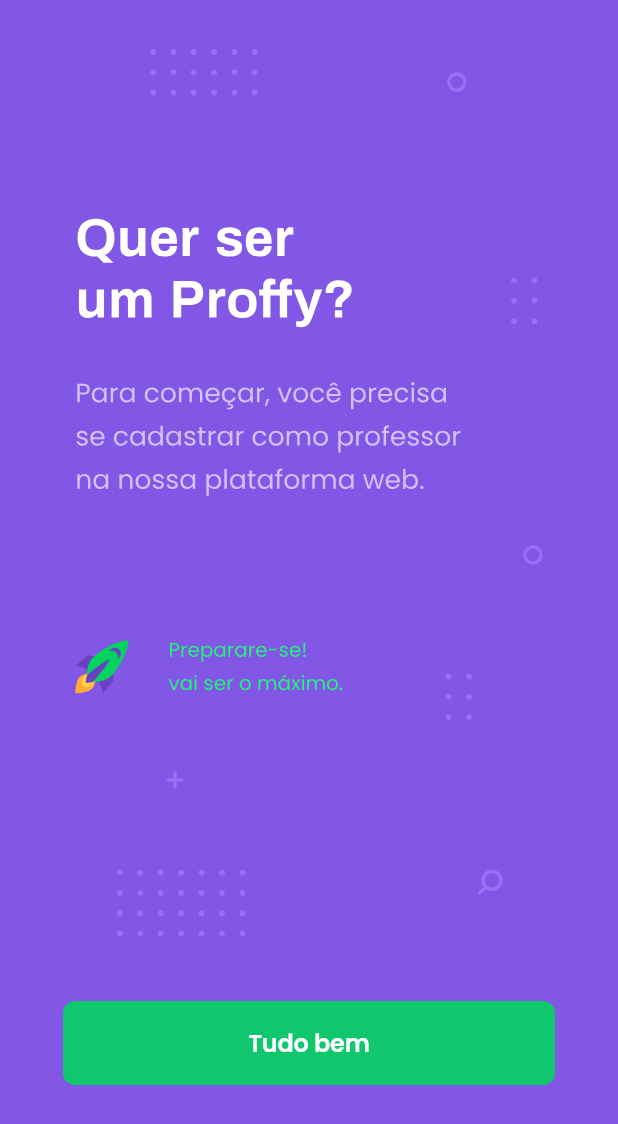
After one commit to pedrohsampaioo/proffy_mobile, a Flutter app: the OnboardingRegisterTeacherPage screen opened by its route, on a phone screen of 412 x 824 dp. The commit adds this screen. Shown: the top 1124 px of the screen. Run offline on Flutter 3.47's test engine with Material 2 defaults, Android fonts, the phone set to English and light mode, and no system bars; our stand-ins replace flutter_modular, flutter_svg, google_fonts.

Commit message:
feat: first part of the teacher register interface

```diff
--- a/lib/app/app_module.dart
+++ b/lib/app/app_module.dart
@@ -1,5 +1,7 @@
 import 'package:flutter/material.dart';
 import 'package:flutter_modular/flutter_modular.dart';
+import 'package:proffy_mobile/app/modules/home/home_module.dart';
+import 'package:proffy_mobile/app/modules/register_teacher/register_teacher_module.dart';
 
 import 'app_widget.dart';
 import 'modules/onboarding/onboarding_module.dart';
@@ -16,5 +18,7 @@ class AppModule extends MainModule {
   List<ModularRouter> get routers => [
         ModularRouter('/', module: SplashModule()),
         ModularRouter('/onboarding', module: OnboardingModule()),
+        ModularRouter('/home', module: HomeModule()),
+        ModularRouter('/register_teacher', module: RegisterTeacherModule()),
       ];
 }
--- a/lib/app/modules/onboarding/onboarding_page.dart
+++ b/lib/app/modules/onboarding/onboarding_page.dart
@@ -32,7 +32,7 @@ class _OnboardingPageState extends State<OnboardingPage> {
       backgroundColor: AppColors.background,
       body: SingleChildScrollView(
         child: TemplateOnboardingWidget(
-          nextAction: () => _nextAction(''),
+          nextAction: () => _nextAction('/home'),
           selectedTemplate: _selectedTemplate,
           templates: _templates,
         ),
--- /dev/null
+++ b/lib/app/modules/register_teacher/pages/onboarding_register_teacher_page.dart
@@ -0,0 +1,41 @@
+import 'package:flutter/material.dart';
+import 'package:flutter_svg/svg.dart';
+
+import '../../../core/assets/app_svg_path.dart';
+import '../../../core/theme/app_theme.dart';
+import '../widgets/agree_button_widget.dart';
+
+class OnboardingRegisterTeacherPage extends StatelessWidget {
+  @override
+  Widget build(BuildContext context) {
+    return Scaffold(
+      backgroundColor: AppColors.purple,
+      body: SingleChildScrollView(
+        child: SafeArea(
+          child: Column(
+            crossAxisAlignment: CrossAxisAlignment.stretch,
+            mainAxisAlignment: MainAxisAlignment.start,
+            mainAxisSize: MainAxisSize.min,
+            children: [
+              const SizedBox(height: 32),
+              Center(
+                child: SvgPicture.asset(
+                  AppSvgPath.registerTeacherBody,
+                  fit: BoxFit.cover,
+                  height: MediaQuery.of(context).size.height * 0.72,
+                ),
+              ),
+              Padding(
+                padding: const EdgeInsets.all(42),
+                child: AgreeButtonWidget(
+                  title: 'Tudo bem',
+                  onTap: () {},
+                ),
+              ),
+            ],
+          ),
+        ),
+      ),
+    );
+  }
+}
--- /dev/null
+++ b/lib/app/modules/register_teacher/register_teacher_module.dart
@@ -0,0 +1,13 @@
+import 'package:flutter_modular/flutter_modular.dart';
+
+import 'pages/onboarding_register_teacher_page.dart';
+
+class RegisterTeacherModule extends ChildModule {
+  @override
+  List<Bind> get binds => [];
+
+  @override
+  List<ModularRouter> get routers => [
+        ModularRouter('/', child: (_, __) => OnboardingRegisterTeacherPage()),
+      ];
+}
--- /dev/null
+++ b/lib/app/modules/register_teacher/widgets/agree_button_widget.dart
@@ -0,0 +1,33 @@
+import 'package:flutter/material.dart';
+
+import '../../../core/theme/app_theme.dart';
+
+class AgreeButtonWidget extends StatelessWidget {
+  final VoidCallback onTap;
+  final String title;
+
+  const AgreeButtonWidget({
+    Key key,
+    @required this.onTap,
+    @required this.title,
+  }) : super(key: key);
+
+  @override
+  Widget build(BuildContext context) {
+    return RaisedButton(
+      padding: const EdgeInsets.all(16),
+      child: Text(
+        title,
+        style: AppTypography.bodySemiBold.copyWith(
+          color: Colors.white,
+        ),
+      ),
+      shape: RoundedRectangleBorder(
+        borderRadius: BorderRadius.circular(8),
+      ),
+      elevation: 0,
+      color: AppColors.green.withOpacity(0.9),
+      onPressed: onTap,
+    );
+  }
+}
```
Also changed, not shown: assets/svg/register_teacher_body.svg (added).
